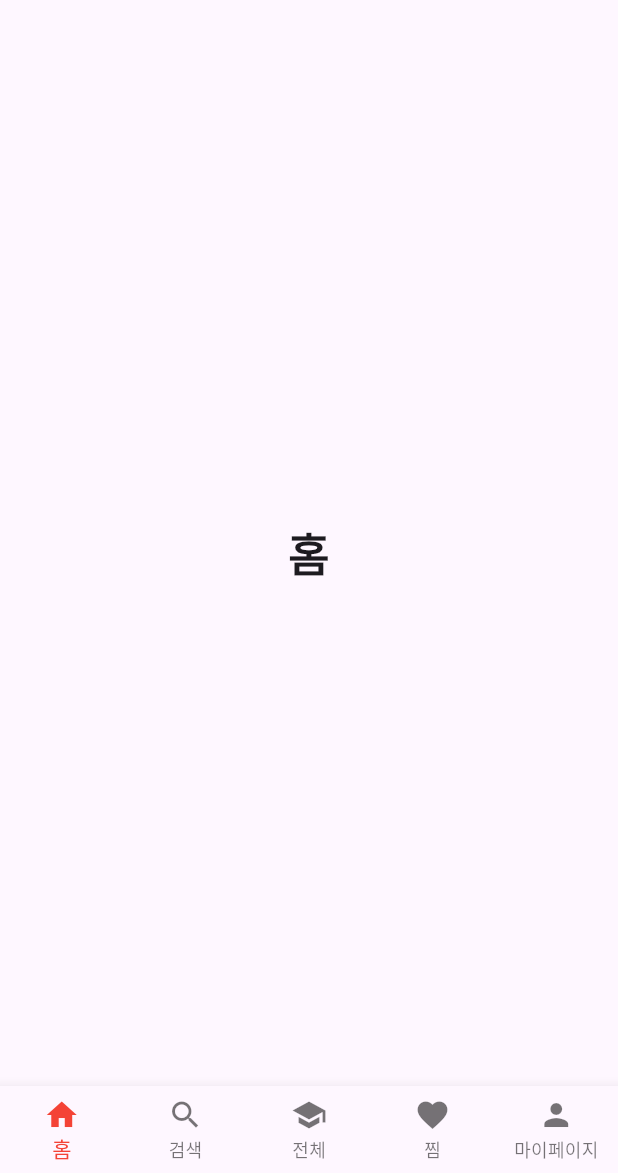
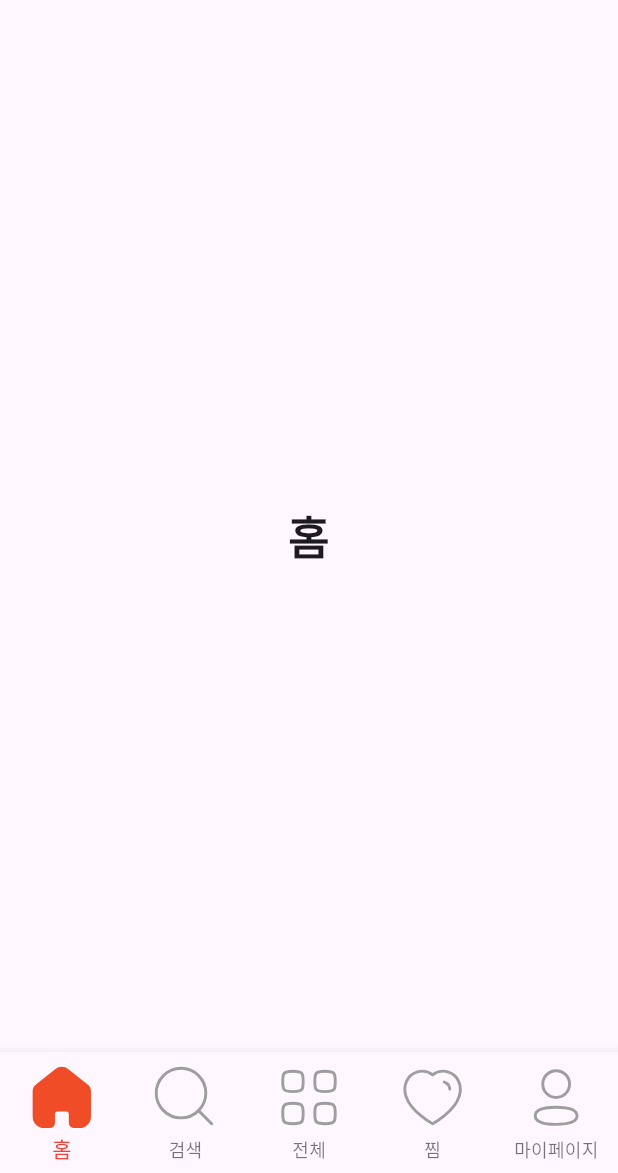
Before and after one commit to Easeek/BreadSeekers, a Flutter app: the screen it shows after launch, on a phone screen of 412 x 824 dp, the part 63-1236 px from its top. Run offline on Flutter 3.47's test engine with Material 3 defaults, Android fonts, the phone set to English and light mode, and no system bars; our stand-ins replace flutter_svg.

Commit message:
feature: bottom navi icons

```diff
--- /dev/null
+++ b/lib/common/icon_path.dart
@@ -0,0 +1,35 @@
+import 'package:flutter/cupertino.dart';
+import 'package:flutter_svg/flutter_svg.dart';
+
+class ImageData extends StatelessWidget {
+  final String path;
+  final double? width;
+
+  const ImageData({
+    super.key,
+    required this.path,
+    this.width = 70,
+  });
+
+  @override
+  Widget build(BuildContext context) {
+    return SvgPicture.asset(
+      path,
+      width: width! / MediaQuery.of(context).devicePixelRatio,
+      height: width! / MediaQuery.of(context).devicePixelRatio,
+    );
+  }
+}
+
+class IconPath {
+  static String get navHomeOff => 'assets/images/nav_home_off.svg';
+  static String get navHome => 'assets/images/nav_home.svg';
+  static String get navSearchOff => 'assets/images/nav_search_off.svg';
+  static String get navSearch => 'assets/images/nav_search.svg';
+  static String get navAllOff => 'assets/images/nav_all_off.svg';
+  static String get navAll => 'assets/images/nav_all.svg';
+  static String get navZzimOff => 'assets/images/nav_zzim_off.svg';
+  static String get navZzim => 'assets/images/nav_zzim.svg';
+  static String get navMyPageOff => 'assets/images/nav_mypage_off.svg';
+  static String get navMyPage => 'assets/images/nav_mypage.svg';
+}
--- a/lib/main.dart
+++ b/lib/main.dart
@@ -1,3 +1,5 @@
+import 'package:bread_seekers/common/icon_path.dart';
+import 'package:flutter/cupertino.dart';
 import 'package:flutter/material.dart';
 
 void main() {
@@ -104,25 +106,30 @@ class _MyHomePageState extends State<MyHomePage> {
       ),
       bottomNavigationBar: BottomNavigationBar(
         type: BottomNavigationBarType.fixed,
-        items: const <BottomNavigationBarItem>[
+        items: <BottomNavigationBarItem>[
           BottomNavigationBarItem(
-            icon: Icon(Icons.home),
+            icon: ImageData(path: IconPath.navHomeOff),
+            activeIcon: ImageData(path: IconPath.navHome),
             label: '홈',
           ),
           BottomNavigationBarItem(
-            icon: Icon(Icons.search),
+            icon: ImageData(path: IconPath.navSearchOff),
+            activeIcon: ImageData(path: IconPath.navSearch),
             label: '검색',
           ),
           BottomNavigationBarItem(
-            icon: Icon(Icons.school),
+            icon: ImageData(path: IconPath.navAllOff),
+            activeIcon: ImageData(path: IconPath.navAll),
             label: '전체',
           ),
           BottomNavigationBarItem(
-            icon: Icon(Icons.favorite),
+            icon: ImageData(path: IconPath.navZzimOff),
+            activeIcon: ImageData(path: IconPath.navZzim),
             label: '찜',
           ),
           BottomNavigationBarItem(
-            icon: Icon(Icons.person),
+            icon: ImageData(path: IconPath.navMyPageOff),
+            activeIcon: ImageData(path: IconPath.navMyPage),
             label: '마이페이지',
           ),
         ],
--- a/pubspec.yaml
+++ b/pubspec.yaml
@@ -35,6 +35,7 @@ dependencies:
   # The following adds the Cupertino Icons font to your application.
   # Use with the CupertinoIcons class for iOS style icons.
   cupertino_icons: ^1.0.6
+  flutter_svg: ^2.0.10+1
 
 dev_dependencies:
   flutter_test:
@@ -45,7 +46,7 @@ dev_dependencies:
   # activated in the `analysis_options.yaml` file located at the root of your
   # package. See that file for information about deactivating specific lint
   # rules and activating additional ones.
-  flutter_lints: ^3.0.0
+  flutter_lints: ^4.0.0
 
 # For information on the generic Dart part of this file, see the
 # following page: https://dart.dev/tools/pub/pubspec
@@ -62,6 +63,9 @@ flutter:
   # assets:
   #   - images/a_dot_burr.jpeg
   #   - images/a_dot_ham.jpeg
+  assets:
+    # bottom navigation icons
+    - assets/images/
 
   # An image asset can refer to one or more resolution-specific "variants", see
   # https://flutter.dev/assets-and-images/#resolution-aware
```
Also changed, not shown: assets/images/nav_all.svg (added), assets/images/nav_all_off.svg (added), assets/images/nav_home.svg (added), assets/images/nav_home_off.svg (added), assets/images/nav_mypage.svg (added), assets/images/nav_mypage_off.svg (added), assets/images/nav_search.svg (added), assets/images/nav_search_off.svg (added), assets/images/nav_zzim.svg (added), assets/images/nav_zzim_off.svg (added).
